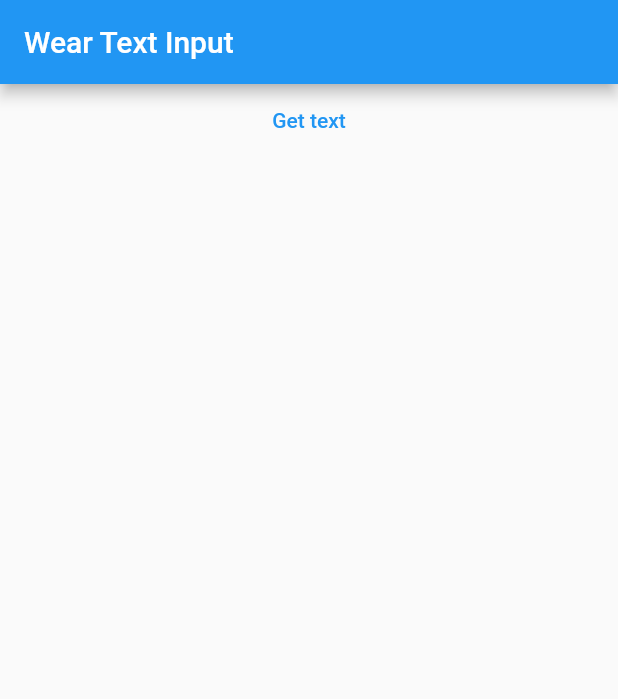
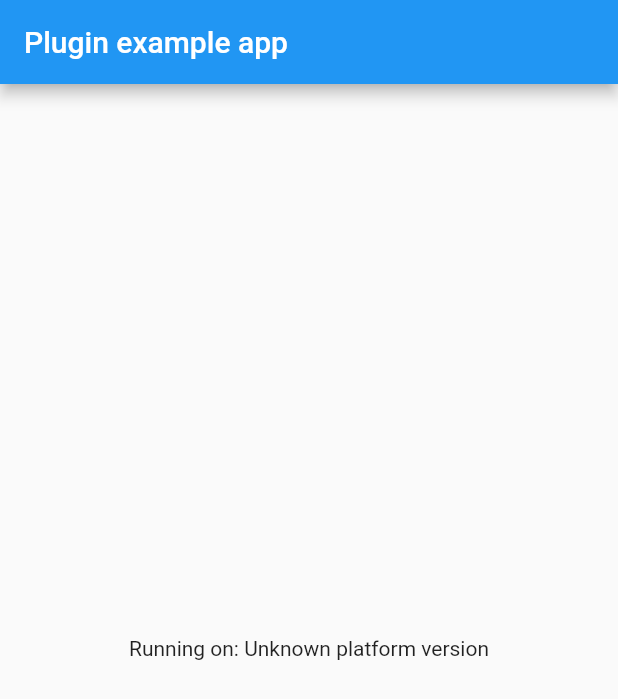
Before and after one commit to Color-Hub/Wear_Text_Input, a Flutter app: the screen it shows after launch, on a phone screen of 412 x 824 dp. Shown: the top 699 px of the screen. Run offline on Flutter 3.47's test engine with Material 2 defaults, Android fonts, the phone set to English and light mode, and no system bars; our stand-ins replace plugin_platform_interface.

Commit message:
Recreate project

```diff
--- a/example/lib/main.dart
+++ b/example/lib/main.dart
@@ -1,4 +1,7 @@
 import 'package:flutter/material.dart';
+import 'dart:async';
+
+import 'package:flutter/services.dart';
 import 'package:wear_text_input/wear_text_input.dart';
 
 void main() {
@@ -13,40 +16,48 @@ class MyApp extends StatefulWidget {
 }
 
 class _MyAppState extends State<MyApp> {
+  String _platformVersion = 'Unknown';
   final _wearTextInputPlugin = WearTextInput();
-  String _resultText = '';
+
+  @override
+  void initState() {
+    super.initState();
+    initPlatformState();
+  }
+
+  // Platform messages are asynchronous, so we initialize in an async method.
+  Future<void> initPlatformState() async {
+    String platformVersion;
+    // Platform messages may fail, so we use a try/catch PlatformException.
+    // We also handle the message potentially returning null.
+    try {
+      platformVersion =
+          await _wearTextInputPlugin.getPlatformVersion() ?? 'Unknown platform version';
+    } on PlatformException {
+      platformVersion = 'Failed to get platform version.';
+    }
+
+    // If the widget was removed from the tree while the asynchronous platform
+    // message was in flight, we want to discard the reply rather than calling
+    // setState to update our non-existent appearance.
+    if (!mounted) return;
+
+    setState(() {
+      _platformVersion = platformVersion;
+    });
+  }
 
   @override
   Widget build(BuildContext context) {
     return MaterialApp(
       home: Scaffold(
         appBar: AppBar(
-          title: const Text('Wear Text Input'),
+          title: const Text('Plugin example app'),
         ),
         body: Center(
-          child: Column(
-            children: [
-              TextButton(
-                onPressed: _onPressedButton,
-                child: const Text(
-                  "Get text",
-                  textAlign: TextAlign.center,
-                ),
-              ),
-              Text(_resultText),
-            ],
-          ),
+          child: Text('Running on: $_platformVersion\n'),
         ),
       ),
     );
   }
-
-  Future<void> _onPressedButton() async {
-    String? userInput = await _wearTextInputPlugin.getUserInput();
-    if (userInput?.isNotEmpty == true) {
-      setState(() {
-        _resultText = userInput!;
-      });
-    }
-  }
 }
--- a/example/pubspec.yaml
+++ b/example/pubspec.yaml
@@ -3,7 +3,7 @@ description: Demonstrates how to use the wear_text_input plugin.
 publish_to: 'none'
 
 environment:
-  sdk: ">=2.17.5 <3.0.0"
+  sdk: ">=2.17.6 <3.0.0"
 
 dependencies:
   flutter:
--- a/lib/wear_text_input.dart
+++ b/lib/wear_text_input.dart
@@ -2,7 +2,7 @@
 import 'wear_text_input_platform_interface.dart';
 
 class WearTextInput {
-  Future<String?> getUserInput() {
-    return WearTextInputPlatform.instance.getUserInput();
+  Future<String?> getPlatformVersion() {
+    return WearTextInputPlatform.instance.getPlatformVersion();
   }
 }
--- a/lib/wear_text_input_method_channel.dart
+++ b/lib/wear_text_input_method_channel.dart
@@ -1,13 +1,17 @@
+import 'package:flutter/foundation.dart';
 import 'package:flutter/services.dart';
 
 import 'wear_text_input_platform_interface.dart';
 
+/// An implementation of [WearTextInputPlatform] that uses method channels.
 class MethodChannelWearTextInput extends WearTextInputPlatform {
-  final methodChannel = const MethodChannel('SELECT_INPUT_TYPE');
+  /// The method channel used to interact with the native platform.
+  @visibleForTesting
+  final methodChannel = const MethodChannel('wear_text_input');
 
   @override
-  Future<String?> getUserInput() async {
-    final String? userInput = await methodChannel.invokeMethod('selectInputType');
-    return userInput;
+  Future<String?> getPlatformVersion() async {
+    final version = await methodChannel.invokeMethod<String>('getPlatformVersion');
+    return version;
   }
 }
--- a/lib/wear_text_input_platform_interface.dart
+++ b/lib/wear_text_input_platform_interface.dart
@@ -23,7 +23,7 @@ abstract class WearTextInputPlatform extends PlatformInterface {
     _instance = instance;
   }
 
-  Future<String?> getUserInput() {
+  Future<String?> getPlatformVersion() {
     throw UnimplementedError('platformVersion() has not been implemented.');
   }
 }
```
Also changed, not shown: pubspec.yaml (+48 -3 lines), example/pubspec.lock (added), 12 other files.
